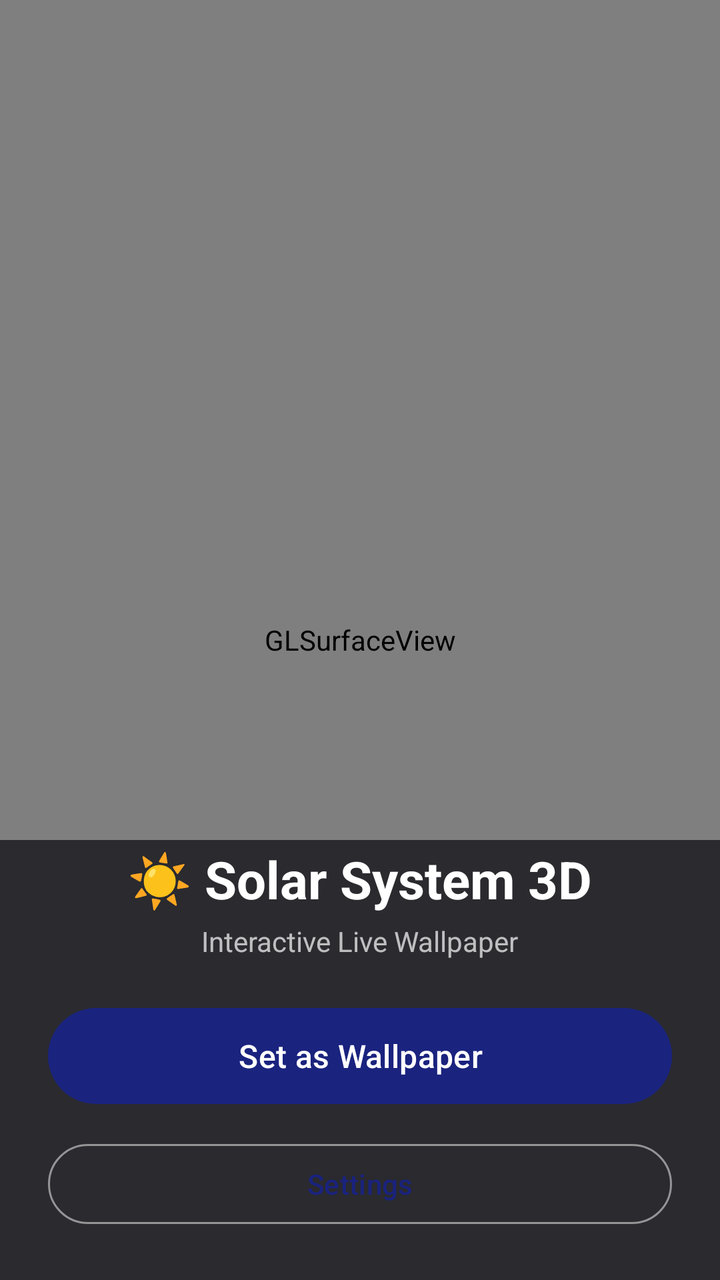
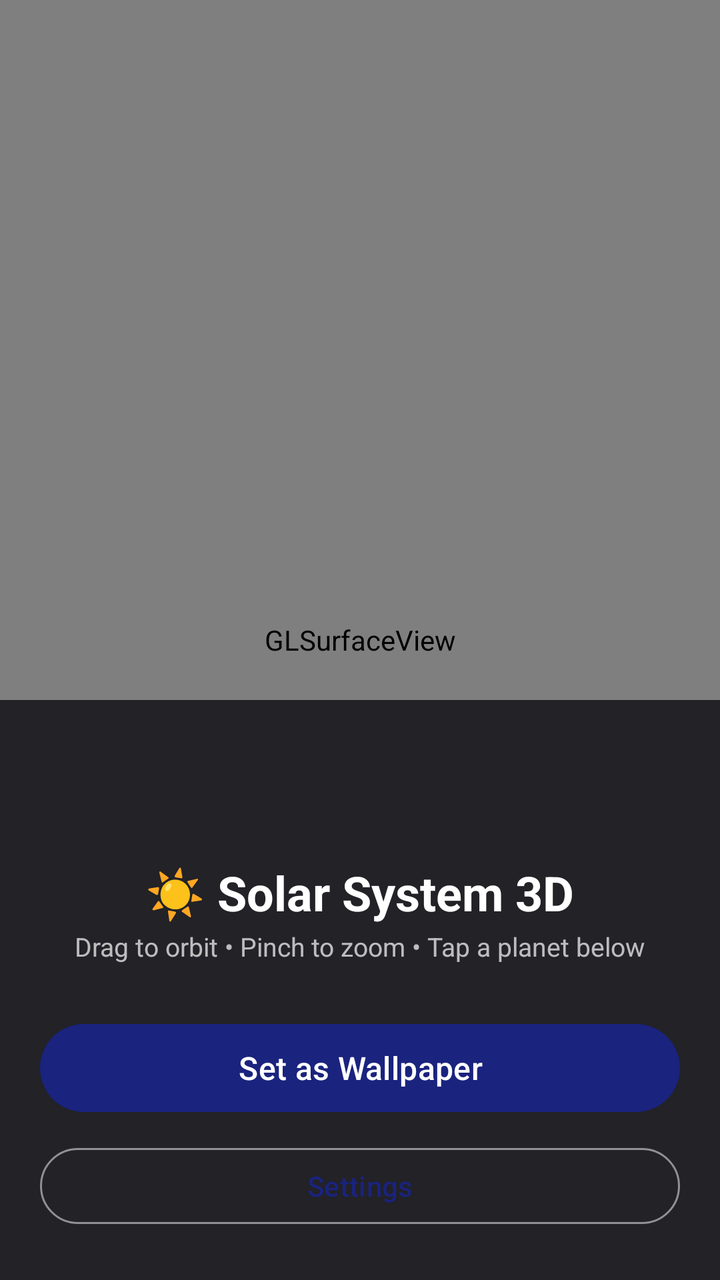

Screens rendered from an Android XML layout before and after an edit, with the pre-edit source and the edit as a unified diff.
<!-- AndroidManifest.xml: activity theme Theme.SolarSystem -->
<!-- res/layout/activity_main.xml -->
<?xml version="1.0" encoding="utf-8"?>
<androidx.constraintlayout.widget.ConstraintLayout
    xmlns:android="http://schemas.android.com/apk/res/android"
    xmlns:app="http://schemas.android.com/apk/res-auto"
    android:layout_width="match_parent"
    android:layout_height="match_parent"
    android:background="#FF000008">

    <android.opengl.GLSurfaceView
        android:id="@+id/glPreviewView"
        android:layout_width="match_parent"
        android:layout_height="match_parent" />

    
    <View
        android:layout_width="match_parent"
        android:layout_height="220dp"
        android:background="#AA000008"
        app:layout_constraintBottom_toBottomOf="parent" />

    <LinearLayout
        android:layout_width="match_parent"
        android:layout_height="wrap_content"
        android:orientation="vertical"
        android:gravity="center"
        android:padding="24dp"
        app:layout_constraintBottom_toBottomOf="parent">

        <TextView
            android:layout_width="wrap_content"
            android:layout_height="wrap_content"
            android:text="☀️ Solar System 3D"
            android:textSize="26sp"
            android:textColor="#FFFFFFFF"
            android:textStyle="bold"
            android:layout_marginBottom="4dp" />

        <TextView
            android:layout_width="wrap_content"
            android:layout_height="wrap_content"
            android:text="Interactive Live Wallpaper"
            android:textSize="14sp"
            android:textColor="#B3FFFFFF"
            android:layout_marginBottom="20dp" />

        <com.google.android.material.button.MaterialButton
            android:id="@+id/btnSetWallpaper"
            android:layout_width="match_parent"
            android:layout_height="56dp"
            android:text="@string/set_wallpaper"
            android:textSize="16sp"
            app:cornerRadius="28dp"
            android:layout_marginBottom="12dp" />

        <com.google.android.material.button.MaterialButton
            android:id="@+id/btnSettings"
            android:layout_width="match_parent"
            android:layout_height="48dp"
            android:text="@string/open_settings"
            android:textSize="14sp"
            style="@style/Widget.Material3.Button.OutlinedButton"
            app:cornerRadius="24dp"
            app:strokeColor="#80FFFFFF" />

    </LinearLayout>

</androidx.constraintlayout.widget.ConstraintLayout>
<!-- resources referenced by this layout -->
<resources>
  <string name="open_settings">Settings</string>
  <string name="set_wallpaper">Set as Wallpaper</string>
  <style name="Theme.SolarSystem" parent="Theme.Material3.DayNight.NoActionBar">
          <item name="colorPrimary">#FF1A237E</item>
          <item name="colorPrimaryVariant">#FF0D47A1</item>
          <item name="colorOnPrimary">#FFFFFFFF</item>
          <item name="colorSecondary">#FF00BCD4</item>
          <item name="colorOnSecondary">#FF000000</item>
          <item name="android:statusBarColor">?attr/colorPrimary</item>
          <item name="android:navigationBarColor">#FF000000</item>
      </style>
</resources>

<!-- the commit's change to res/layout/activity_main.xml (unified diff, before → after) -->
@@ -14,8 +14,8 @@
     
     <View
         android:layout_width="match_parent"
-        android:layout_height="220dp"
-        android:background="#AA000008"
+        android:layout_height="290dp"
+        android:background="#BB000008"
         app:layout_constraintBottom_toBottomOf="parent" />
 
     <LinearLayout
@@ -23,43 +23,63 @@
         android:layout_height="wrap_content"
         android:orientation="vertical"
         android:gravity="center"
-        android:padding="24dp"
+        android:paddingStart="20dp"
+        android:paddingEnd="20dp"
+        android:paddingTop="12dp"
+        android:paddingBottom="24dp"
         app:layout_constraintBottom_toBottomOf="parent">
 
         <TextView
             android:layout_width="wrap_content"
             android:layout_height="wrap_content"
             android:text="☀️ Solar System 3D"
-            android:textSize="26sp"
+            android:textSize="24sp"
             android:textColor="#FFFFFFFF"
             android:textStyle="bold"
-            android:layout_marginBottom="4dp" />
+            android:layout_marginBottom="2dp" />
 
         <TextView
+            android:id="@+id/tvSubtitle"
             android:layout_width="wrap_content"
             android:layout_height="wrap_content"
-            android:text="Interactive Live Wallpaper"
-            android:textSize="14sp"
+            android:text="Drag to orbit • Pinch to zoom • Tap a planet below"
+            android:textSize="13sp"
             android:textColor="#B3FFFFFF"
-            android:layout_marginBottom="20dp" />
+            android:layout_marginBottom="12dp" />
+
+        <HorizontalScrollView
+            android:layout_width="match_parent"
+            android:layout_height="wrap_content"
+            android:scrollbars="none"
+            android:layout_marginBottom="14dp">
+
+            <com.google.android.material.chip.ChipGroup
+                android:id="@+id/chipGroupPlanets"
+                android:layout_width="wrap_content"
+                android:layout_height="wrap_content"
+                app:singleSelection="true"
+                app:selectionRequired="true"
+                app:singleLine="true" />
+
+        </HorizontalScrollView>
 
         <com.google.android.material.button.MaterialButton
             android:id="@+id/btnSetWallpaper"
             android:layout_width="match_parent"
-            android:layout_height="56dp"
+            android:layout_height="52dp"
             android:text="@string/set_wallpaper"
             android:textSize="16sp"
-            app:cornerRadius="28dp"
-            android:layout_marginBottom="12dp" />
+            app:cornerRadius="26dp"
+            android:layout_marginBottom="10dp" />
 
         <com.google.android.material.button.MaterialButton
             android:id="@+id/btnSettings"
             android:layout_width="match_parent"
-            android:layout_height="48dp"
+            android:layout_height="46dp"
             android:text="@string/open_settings"
             android:textSize="14sp"
             style="@style/Widget.Material3.Button.OutlinedButton"
-            app:cornerRadius="24dp"
+            app:cornerRadius="23dp"
             app:strokeColor="#80FFFFFF" />
 
     </LinearLayout>
